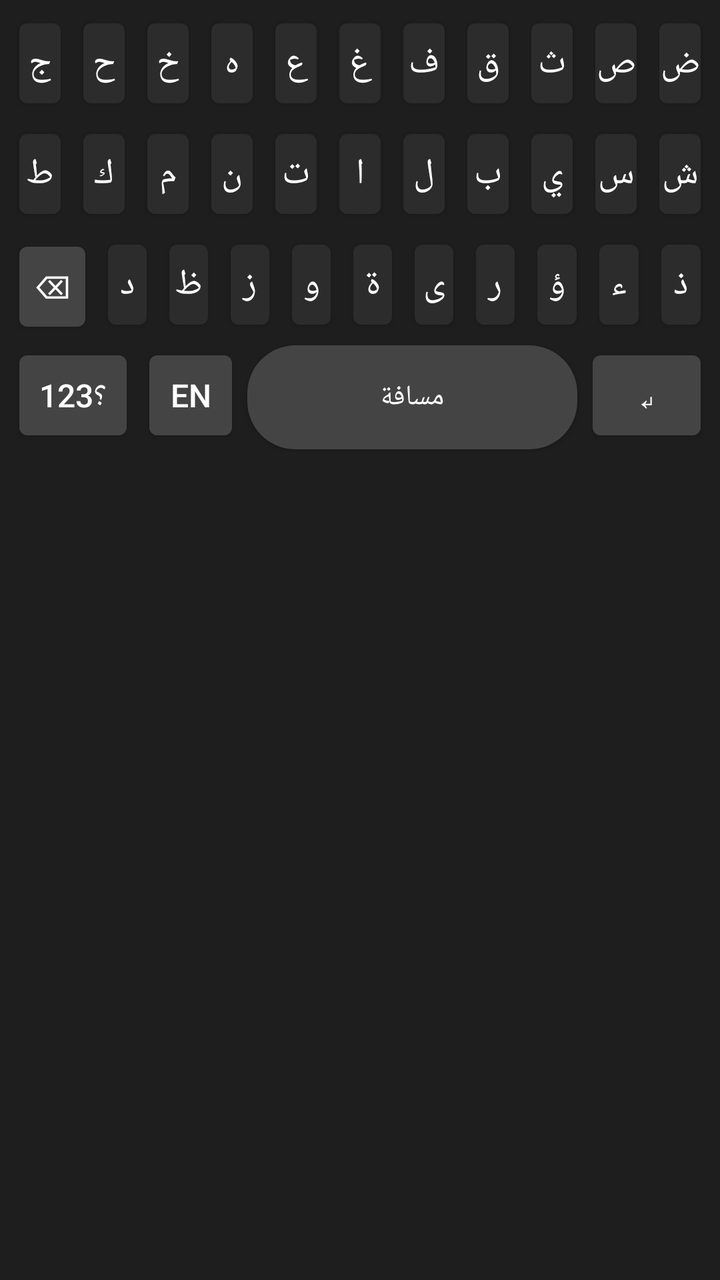
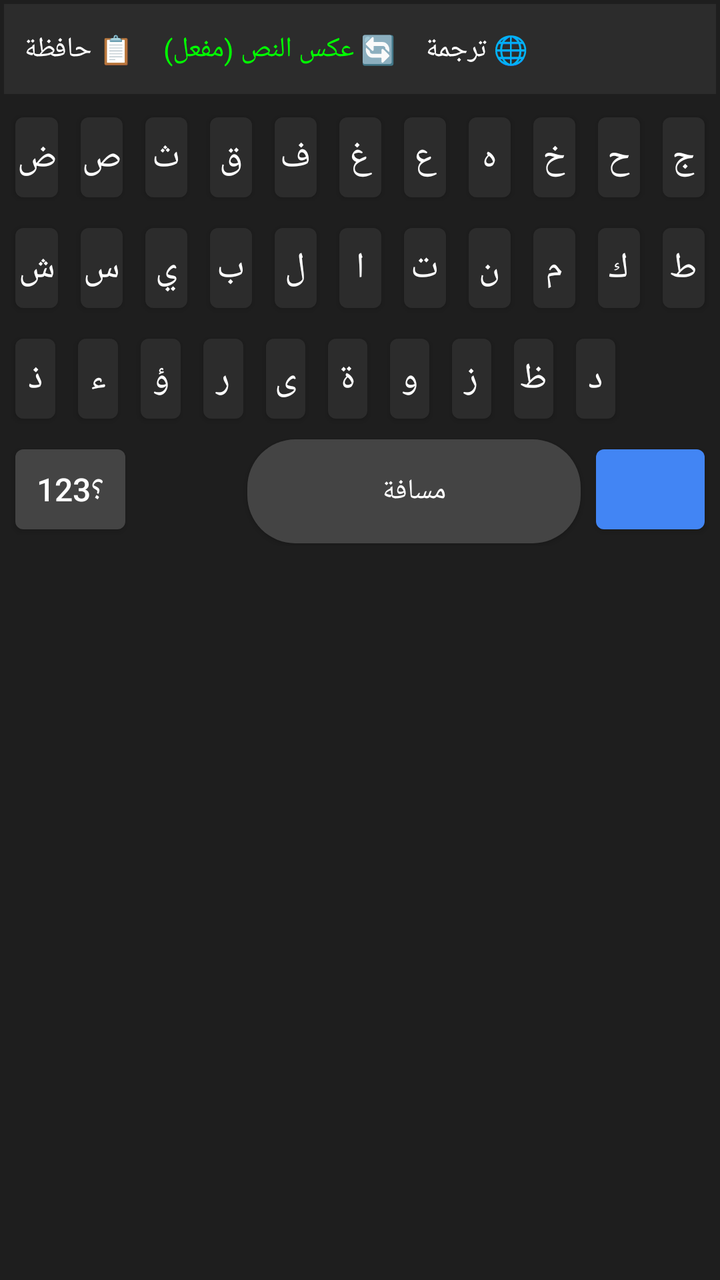

Compare the two renders of this Android layout. The source of the first and the diff that turns it into the second are given below.
<!-- AndroidManifest.xml: application theme android:Theme.DeviceDefault.Light.NoActionBar -->
<!-- res/layout/keyboard_view.xml -->
<?xml version="1.0" encoding="utf-8"?>
<LinearLayout xmlns:android="http://schemas.android.com/apk/res/android"
    android:layout_width="match_parent"
    android:layout_height="wrap_content"
    android:orientation="vertical"
    android:background="#1E1E1E"
    android:padding="4dp"
    android:layoutDirection="ltr">

    
    <LinearLayout
        android:id="@+id/layout_arabic"
        android:layout_width="match_parent"
        android:layout_height="wrap_content"
        android:orientation="vertical"
        android:visibility="visible">

        
        <LinearLayout android:layout_width="match_parent" android:layout_height="wrap_content" android:orientation="horizontal">
            <Button android:id="@+id/ar_ج" android:text="ج" style="@style/KeyStyle"/>
            <Button android:id="@+id/ar_ح" android:text="ح" style="@style/KeyStyle"/>
            <Button android:id="@+id/ar_خ" android:text="خ" style="@style/KeyStyle"/>
            <Button android:id="@+id/ar_ه" android:text="ه" style="@style/KeyStyle"/>
            <Button android:id="@+id/ar_ع" android:text="ع" style="@style/KeyStyle"/>
            <Button android:id="@+id/ar_غ" android:text="غ" style="@style/KeyStyle"/>
            <Button android:id="@+id/ar_ف" android:text="ف" style="@style/KeyStyle"/>
            <Button android:id="@+id/ar_ق" android:text="ق" style="@style/KeyStyle"/>
            <Button android:id="@+id/ar_ث" android:text="ث" style="@style/KeyStyle"/>
            <Button android:id="@+id/ar_ص" android:text="ص" style="@style/KeyStyle"/>
            <Button android:id="@+id/ar_ض" android:text="ض" style="@style/KeyStyle"/>
        </LinearLayout>

        
        <LinearLayout android:layout_width="match_parent" android:layout_height="wrap_content" android:orientation="horizontal">
            <Button android:id="@+id/ar_ط" android:text="ط" style="@style/KeyStyle"/>
            <Button android:id="@+id/ar_ك" android:text="ك" style="@style/KeyStyle"/>
            <Button android:id="@+id/ar_م" android:text="م" style="@style/KeyStyle"/>
            <Button android:id="@+id/ar_ن" android:text="ن" style="@style/KeyStyle"/>
            <Button android:id="@+id/ar_ت" android:text="ت" style="@style/KeyStyle"/>
            <Button android:id="@+id/ar_ا" android:text="ا" style="@style/KeyStyle"/>
            <Button android:id="@+id/ar_ل" android:text="ل" style="@style/KeyStyle"/>
            <Button android:id="@+id/ar_ب" android:text="ب" style="@style/KeyStyle"/>
            <Button android:id="@+id/ar_ي" android:text="ي" style="@style/KeyStyle"/>
            <Button android:id="@+id/ar_س" android:text="س" style="@style/KeyStyle"/>
            <Button android:id="@+id/ar_ش" android:text="ش" style="@style/KeyStyle"/>
        </LinearLayout>

        
        <LinearLayout android:layout_width="match_parent" android:layout_height="wrap_content" android:orientation="horizontal">
            <Button android:id="@+id/btn_del_ar" android:text="⌫" style="@style/KeyStyleAction" android:layout_weight="1.5"/>
            <Button android:id="@+id/ar_د" android:text="د" style="@style/KeyStyle"/>
            <Button android:id="@+id/ar_ظ" android:text="ظ" style="@style/KeyStyle"/>
            <Button android:id="@+id/ar_ز" android:text="ز" style="@style/KeyStyle"/>
            <Button android:id="@+id/ar_و" android:text="و" style="@style/KeyStyle"/>
            <Button android:id="@+id/ar_ة" android:text="ة" style="@style/KeyStyle"/>
            <Button android:id="@+id/ar_ى" android:text="ى" style="@style/KeyStyle"/>
            <Button android:id="@+id/ar_ر" android:text="ر" style="@style/KeyStyle"/>
            <Button android:id="@+id/ar_ؤ" android:text="ؤ" style="@style/KeyStyle"/>
            <Button android:id="@+id/ar_ء" android:text="ء" style="@style/KeyStyle"/>
            <Button android:id="@+id/ar_ذ" android:text="ذ" style="@style/KeyStyle"/>
        </LinearLayout>

        
        <LinearLayout android:layout_width="match_parent" android:layout_height="wrap_content" android:orientation="horizontal">
            <Button android:id="@+id/btn_123_ar" android:text="؟123" style="@style/KeyStyleAction" android:layout_weight="1.5"/>
            <Button android:id="@+id/btn_lang_to_en" android:text="EN" style="@style/KeyStyleAction" android:layout_weight="1.2"/>
            <Button android:id="@+id/btn_space_ar" android:text="مسافة" style="@style/KeyStyleSpace" android:layout_weight="4"/>
            <Button android:id="@+id/btn_enter_ar" android:text="↵" style="@style/KeyStyleAction" android:layout_weight="1.5"/>
        </LinearLayout>
    </LinearLayout>

    
    <LinearLayout
        android:id="@+id/layout_english"
        android:layout_width="match_parent"
        android:layout_height="wrap_content"
        android:orientation="vertical"
        android:visibility="gone">

        
        <LinearLayout android:layout_width="match_parent" android:layout_height="wrap_content" android:orientation="horizontal">
            <Button android:id="@+id/en_q" android:text="q" style="@style/KeyStyle"/>
            <Button android:id="@+id/en_w" android:text="w" style="@style/KeyStyle"/>
            <Button android:id="@+id/en_e" android:text="e" style="@style/KeyStyle"/>
            <Button android:id="@+id/en_r" android:text="r" style="@style/KeyStyle"/>
            <Button android:id="@+id/en_t" android:text="t" style="@style/KeyStyle"/>
            <Button android:id="@+id/en_y" android:text="y" style="@style/KeyStyle"/>
            <Button android:id="@+id/en_u" android:text="u" style="@style/KeyStyle"/>
            <Button android:id="@+id/en_i" android:text="i" style="@style/KeyStyle"/>
            <Button android:id="@+id/en_o" android:text="o" style="@style/KeyStyle"/>
            <Button android:id="@+id/en_p" android:text="p" style="@style/KeyStyle"/>
        </LinearLayout>

        
        <LinearLayout android:layout_width="match_parent" android:layout_height="wrap_content" android:orientation="horizontal">
            <Button android:id="@+id/en_a" android:text="a" style="@style/KeyStyle"/>
            <Button android:id="@+id/en_s" android:text="s" style="@style/KeyStyle"/>
            <Button android:id="@+id/en_d" android:text="d" style="@style/KeyStyle"/>
            <Button android:id="@+id/en_f" android:text="f" style="@style/KeyStyle"/>
            <Button android:id="@+id/en_g" android:text="g" style="@style/KeyStyle"/>
            <Button android:id="@+id/en_h" android:text="h" style="@style/KeyStyle"/>
            <Button android:id="@+id/en_j" android:text="j" style="@style/KeyStyle"/>
            <Button android:id="@+id/en_k" android:text="k" style="@style/KeyStyle"/>
            <Button android:id="@+id/en_l" android:text="l" style="@style/KeyStyle"/>
        </LinearLayout>

        
        <LinearLayout android:layout_width="match_parent" android:layout_height="wrap_content" android:orientation="horizontal">
            <Button android:id="@+id/en_shift" android:text="⇧" style="@style/KeyStyleAction" android:layout_weight="1.5"/>
            <Button android:id="@+id/en_z" android:text="z" style="@style/KeyStyle"/>
            <Button android:id="@+id/en_x" android:text="x" style="@style/KeyStyle"/>
            <Button android:id="@+id/en_c" android:text="c" style="@style/KeyStyle"/>
            <Button android:id="@+id/en_v" android:text="v" style="@style/KeyStyle"/>
            <Button android:id="@+id/en_b" android:text="b" style="@style/KeyStyle"/>
            <Button android:id="@+id/en_n" android:text="n" style="@style/KeyStyle"/>
            <Button android:id="@+id/en_m" android:text="m" style="@style/KeyStyle"/>
            <Button android:id="@+id/btn_del_en" android:text="⌫" style="@style/KeyStyleAction" android:layout_weight="1.5"/>
        </LinearLayout>

        
        <LinearLayout android:layout_width="match_parent" android:layout_height="wrap_content" android:orientation="horizontal">
            
            <Button android:id="@+id/btn_123_en" android:text="!#1" style="@style/KeyStyleAction" android:layout_weight="1.5"/>
            <Button android:id="@+id/btn_lang_to_ar" android:text="عربي" style="@style/KeyStyleAction" android:layout_weight="1.2"/>
            <Button android:id="@+id/btn_space_en" android:text="Space" style="@style/KeyStyleSpace" android:layout_weight="4"/>
            <Button android:id="@+id/btn_enter_en" android:text="↵" style="@style/KeyStyleAction" android:layout_weight="1.5"/>
        </LinearLayout>
    </LinearLayout>
</LinearLayout>
<!-- resources referenced by this layout -->
<resources>
  <style name="KeyStyle">
          <item name="android:layout_width">0dp</item>
          <item name="android:layout_height">52dp</item>
          <item name="android:layout_weight">1</item>
          <item name="android:layout_margin">1.5dp</item>
          <item name="android:textSize">18sp</item>
          <item name="android:textColor">#FFFFFF</item>
          <item name="android:backgroundTint">#2C2C2C</item>
          <item name="android:insetTop">0dp</item>
          <item name="android:insetBottom">0dp</item>
          <item name="android:padding">0dp</item>
      </style>
  <style name="KeyStyleSpace">
          <item name="android:layout_width">0dp</item>
          <item name="android:layout_height">52dp</item>
          <item name="android:layout_margin">2dp</item>
          <item name="android:textSize">14sp</item>
          <item name="android:textColor">#FFFFFF</item>
          <item name="android:background">@drawable/bg_space</item>
          <item name="android:insetTop">0dp</item>
          <item name="android:insetBottom">0dp</item>
      </style>
  <!-- drawable bg_space (drawable) -->
  <shape xmlns:android="http://schemas.android.com/apk/res/android">
      <solid android:color="#444444"/>
      <corners android:radius="24dp"/>
  </shape>
  <!-- unchanged entries left out for length: 1 -->
</resources>

<!-- the commit's change to res/layout/keyboard_view.xml (unified diff, before → after) -->
@@ -4,8 +4,22 @@
     android:layout_height="wrap_content"
     android:orientation="vertical"
     android:background="#1E1E1E"
-    android:padding="4dp"
-    android:layoutDirection="ltr">
+    android:padding="2dp">
+
+    
+    <LinearLayout
+        android:layout_width="match_parent"
+        android:layout_height="45dp"
+        android:orientation="horizontal"
+        android:background="#2C2C2C"
+        android:gravity="center_vertical"
+        android:paddingHorizontal="10dp"
+        android:layout_marginBottom="4dp">
+        
+        <TextView android:layout_width="wrap_content" android:layout_height="wrap_content" android:text="📋 حافظة" android:textColor="#FFF" android:textSize="14sp" android:layout_marginEnd="15dp"/>
+        <TextView android:id="@+id/btn_toggle_fix" android:layout_width="wrap_content" android:layout_height="wrap_content" android:text="🔄 عكس النص (مفعل)" android:textColor="#00FF00" android:textSize="14sp" android:layout_marginEnd="15dp"/>
+        <TextView android:layout_width="wrap_content" android:layout_height="wrap_content" android:text="🌐 ترجمة" android:textColor="#FFF" android:textSize="14sp"/>
+    </LinearLayout>
 
     
     <LinearLayout
@@ -13,6 +27,7 @@
         android:layout_width="match_parent"
         android:layout_height="wrap_content"
         android:orientation="vertical"
+        android:layoutDirection="rtl"
         android:visibility="visible">
 
         
@@ -47,7 +62,7 @@
 
         
         <LinearLayout android:layout_width="match_parent" android:layout_height="wrap_content" android:orientation="horizontal">
-            <Button android:id="@+id/btn_del_ar" android:text="⌫" style="@style/KeyStyleAction" android:layout_weight="1.5"/>
+            <Button android:id="@+id/btn_del_ar" style="@style/KeyStyleAction" android:layout_weight="1.5" android:background="@android:color/transparent" android:foreground="@drawable/ic_backspace"/>
             <Button android:id="@+id/ar_د" android:text="د" style="@style/KeyStyle"/>
             <Button android:id="@+id/ar_ظ" android:text="ظ" style="@style/KeyStyle"/>
             <Button android:id="@+id/ar_ز" android:text="ز" style="@style/KeyStyle"/>
@@ -62,10 +77,10 @@
 
         
         <LinearLayout android:layout_width="match_parent" android:layout_height="wrap_content" android:orientation="horizontal">
+            <Button android:id="@+id/btn_enter_ar" style="@style/KeyStyleAction" android:layout_weight="1.5" android:backgroundTint="#4285F4" android:foreground="@drawable/ic_enter"/>
+            <Button android:id="@+id/btn_space_ar" android:text="مسافة" style="@style/KeyStyleSpace" android:layout_weight="4"/>
+            <Button android:id="@+id/btn_lang_to_en" style="@style/KeyStyleAction" android:layout_weight="1.2" android:background="@android:color/transparent" android:foreground="@drawable/ic_globe"/>
             <Button android:id="@+id/btn_123_ar" android:text="؟123" style="@style/KeyStyleAction" android:layout_weight="1.5"/>
-            <Button android:id="@+id/btn_lang_to_en" android:text="EN" style="@style/KeyStyleAction" android:layout_weight="1.2"/>
-            <Button android:id="@+id/btn_space_ar" android:text="مسافة" style="@style/KeyStyleSpace" android:layout_weight="4"/>
-            <Button android:id="@+id/btn_enter_ar" android:text="↵" style="@style/KeyStyleAction" android:layout_weight="1.5"/>
         </LinearLayout>
     </LinearLayout>
 
@@ -75,6 +90,7 @@
         android:layout_width="match_parent"
         android:layout_height="wrap_content"
         android:orientation="vertical"
+        android:layoutDirection="ltr"
         android:visibility="gone">
 
         
@@ -106,7 +122,7 @@
 
         
         <LinearLayout android:layout_width="match_parent" android:layout_height="wrap_content" android:orientation="horizontal">
-            <Button android:id="@+id/en_shift" android:text="⇧" style="@style/KeyStyleAction" android:layout_weight="1.5"/>
+            <Button android:id="@+id/en_shift" style="@style/KeyStyleAction" android:layout_weight="1.5" android:background="@android:color/transparent" android:foreground="@drawable/ic_shift"/>
             <Button android:id="@+id/en_z" android:text="z" style="@style/KeyStyle"/>
             <Button android:id="@+id/en_x" android:text="x" style="@style/KeyStyle"/>
             <Button android:id="@+id/en_c" android:text="c" style="@style/KeyStyle"/>
@@ -114,16 +130,15 @@
             <Button android:id="@+id/en_b" android:text="b" style="@style/KeyStyle"/>
             <Button android:id="@+id/en_n" android:text="n" style="@style/KeyStyle"/>
             <Button android:id="@+id/en_m" android:text="m" style="@style/KeyStyle"/>
-            <Button android:id="@+id/btn_del_en" android:text="⌫" style="@style/KeyStyleAction" android:layout_weight="1.5"/>
+            <Button android:id="@+id/btn_del_en" style="@style/KeyStyleAction" android:layout_weight="1.5" android:background="@android:color/transparent" android:foreground="@drawable/ic_backspace"/>
         </LinearLayout>
 
         
         <LinearLayout android:layout_width="match_parent" android:layout_height="wrap_content" android:orientation="horizontal">
-            
             <Button android:id="@+id/btn_123_en" android:text="!#1" style="@style/KeyStyleAction" android:layout_weight="1.5"/>
-            <Button android:id="@+id/btn_lang_to_ar" android:text="عربي" style="@style/KeyStyleAction" android:layout_weight="1.2"/>
+            <Button android:id="@+id/btn_lang_to_ar" style="@style/KeyStyleAction" android:layout_weight="1.2" android:background="@android:color/transparent" android:foreground="@drawable/ic_globe"/>
             <Button android:id="@+id/btn_space_en" android:text="Space" style="@style/KeyStyleSpace" android:layout_weight="4"/>
-            <Button android:id="@+id/btn_enter_en" android:text="↵" style="@style/KeyStyleAction" android:layout_weight="1.5"/>
+            <Button android:id="@+id/btn_enter_en" style="@style/KeyStyleAction" android:layout_weight="1.5" android:backgroundTint="#4285F4" android:foreground="@drawable/ic_enter"/>
         </LinearLayout>
     </LinearLayout>
 </LinearLayout>
<!-- resource entries referenced after the edit -->
@@ -1,5 +1,25 @@
 <!-- resources referenced by this layout -->
 <resources>
+  <!-- drawable ic_backspace (drawable) -->
+  <vector xmlns:android="http://schemas.android.com/apk/res/android"
+      android:width="24dp" android:height="24dp" android:viewportWidth="24" android:viewportHeight="24">
+      <path android:fillColor="#FFFFFF" android:pathData="M22,3H7C6.31,3 5.77,3.35 5.41,3.88L0,12l5.41,8.11C5.77,20.64 6.31,21 7,21h15c1.1,0 2,-0.9 2,-2V5C24,3.9 23.1,3 22,3zM19,15.59L17.59,17 14,13.41 10.41,17 9,15.59 12.59,12 9,8.41 10.41,7 14,10.59 17.59,7 19,8.41 15.41,12 19,15.59z"/>
+  </vector>
+  <!-- drawable ic_enter (drawable) -->
+  <vector xmlns:android="http://schemas.android.com/apk/res/android"
+      android:width="24dp" android:height="24dp" android:viewportWidth="24" android:viewportHeight="24">
+      <path android:fillColor="#FFFFFF" android:pathData="M19,7v4H5.83l3.58,-3.59L8,6l-6,6 6,6 1.41,-1.41L5.83,13H21V7z"/>
+  </vector>
+  <!-- drawable ic_globe (drawable) -->
+  <vector xmlns:android="http://schemas.android.com/apk/res/android"
+      android:width="24dp" android:height="24dp" android:viewportWidth="24" android:viewportHeight="24">
+      <path android:fillColor="#FFFFFF" android:pathData="M11.99,2C6.47,2 2,6.48 2,12s4.47,10 9.99,10C17.52,22 22,17.52 22,12S17.52,2 11.99,2zM18.92,8h-2.95c-0.32,-1.25 -0.78,-2.45 -1.38,-3.56 1.84,0.63 3.37,1.91 4.33,3.56zM12,4.04c0.83,1.2 1.48,2.53 1.91,3.96h-3.82c0.43,-1.43 1.08,-2.76 1.91,-3.96zM4.26,14C4.1,13.36 4,12.69 4,12s0.1,-1.36 0.26,-2h3.38c-0.08,0.66 -0.14,1.32 -0.14,2 0,0.68 0.06,1.34 0.14,2L4.26,14zM5.08,16h2.95c0.32,1.25 0.78,2.45 1.38,3.56 -1.84,-0.63 -3.37,-1.9 -4.33,-3.56zM8.03,8L5.08,8c0.96,-1.66 2.49,-2.93 4.33,-3.56C8.81,5.55 8.35,6.75 8.03,8zM12,19.96c-0.83,-1.2 -1.48,-2.53 -1.91,-3.96h3.82c-0.43,1.43 -1.08,2.76 -1.91,3.96zM14.34,14L9.66,14c-0.09,-0.66 -0.16,-1.32 -0.16,-2 0,-0.68 0.07,-1.35 0.16,-2h4.68c0.09,0.65 0.16,1.32 0.16,2 0,0.68 -0.07,1.34 -0.16,2zM14.59,19.56c0.6,-1.11 1.06,-2.31 1.38,-3.56h2.95c-0.96,1.65 -2.49,2.93 -4.33,3.56zM16.36,14c0.08,-0.66 0.14,-1.32 0.14,-2 0,-0.68 -0.06,-1.34 -0.14,-2h3.38c0.16,0.64 0.26,1.31 0.26,2s-0.1,1.36 -0.26,2h-3.38z"/>
+  </vector>
+  <!-- drawable ic_shift (drawable) -->
+  <vector xmlns:android="http://schemas.android.com/apk/res/android"
+      android:width="24dp" android:height="24dp" android:viewportWidth="24" android:viewportHeight="24">
+      <path android:fillColor="#FFFFFF" android:pathData="M7.41,15.41L12,10.83l4.59,4.58L18,14l-6,-6 -6,6 1.41,1.41z"/>
+  </vector>
   <style name="KeyStyle">
           <item name="android:layout_width">0dp</item>
           <item name="android:layout_height">52dp</item>
